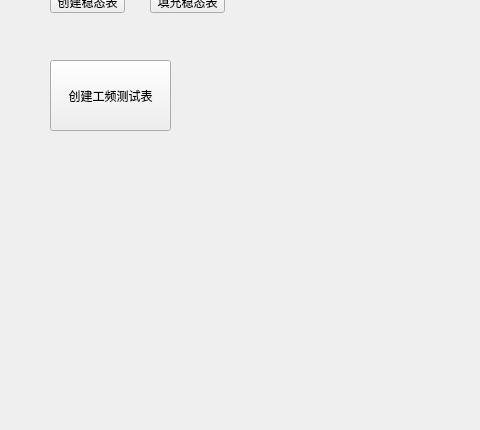
Old version of the form mainwindow.ui in the repository bjc123321/ExcelDemo; both pictures show x 0 to 480 and y 227 to 657 of the 803 by 657 pixel window.
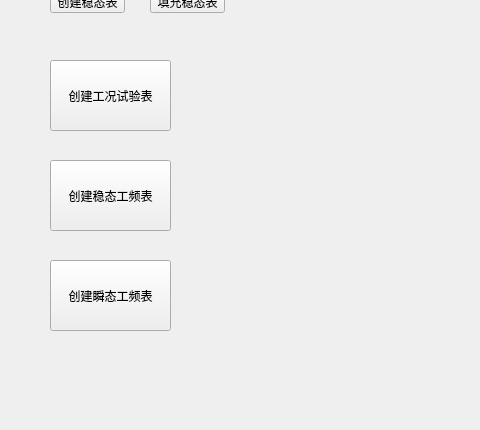
New version of the form.

Commit message: 增加稳态试验工频测试报告

What changed in the file:
```diff
--- a/mainwindow.ui
+++ b/mainwindow.ui
@@ -115,7 +115,33 @@
      </rect>
     </property>
     <property name="text">
-     <string>创建工频测试表</string>
+     <string>创建工况试验表</string>
+    </property>
+   </widget>
+   <widget class="QPushButton" name="pushButton_9">
+    <property name="geometry">
+     <rect>
+      <x>50</x>
+      <y>370</y>
+      <width>121</width>
+      <height>71</height>
+     </rect>
+    </property>
+    <property name="text">
+     <string>创建稳态工频表</string>
+    </property>
+   </widget>
+   <widget class="QPushButton" name="pushButton_10">
+    <property name="geometry">
+     <rect>
+      <x>50</x>
+      <y>470</y>
+      <width>121</width>
+      <height>71</height>
+     </rect>
+    </property>
+    <property name="text">
+     <string>创建瞬态工频表</string>
     </property>
    </widget>
   </widget>
```
The commit also changes 2 other files.
